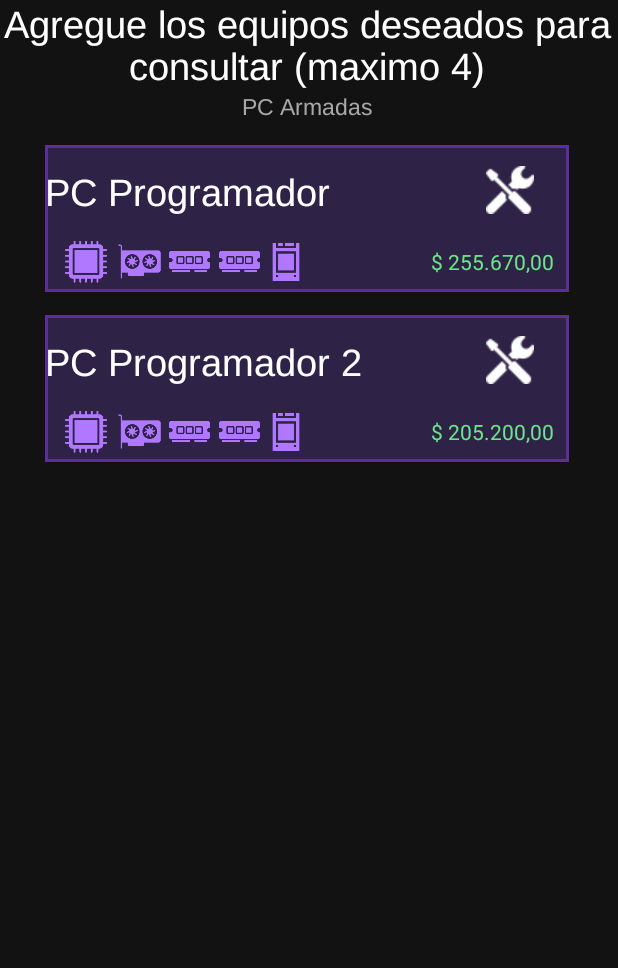
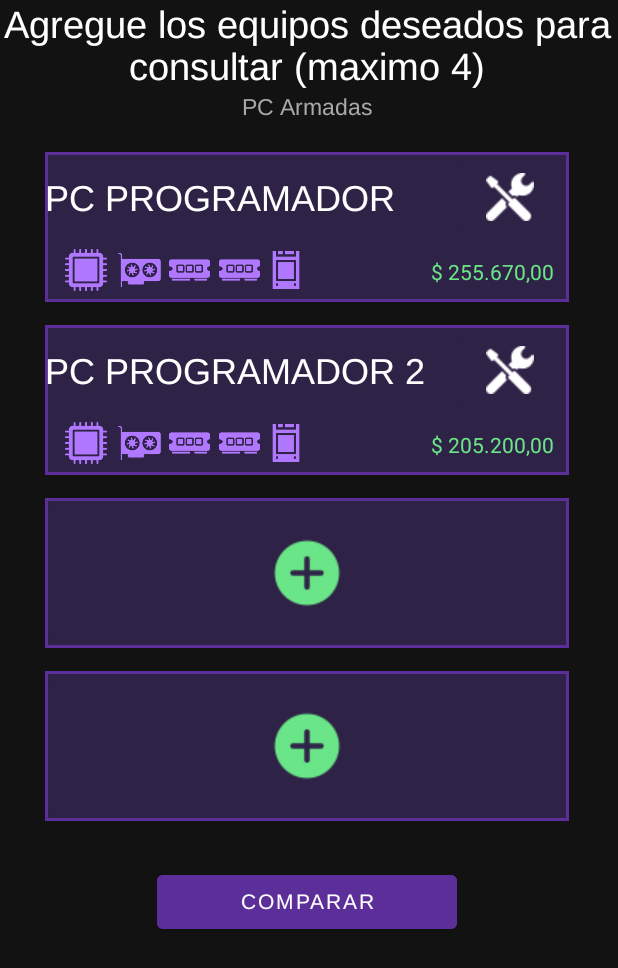
Before and after one commit to PCGenerator-Unlam/PCGenerator, an Android app: the layout fragment_equipos_armados.xml on its own in the app's theme, with its tools: preview values and no code run, on a phone screen of 412 x 824 dp. Shown: the top 968 px of the screen. Run offline under Robolectric (Android 15) with nearby library versions, the phone set to English and light mode, and no system bars.

Commit message:
agrego final de la vista de pc armadas

```diff
--- a/app/src/main/res/layout/fragment_equipos_armados.xml
+++ b/app/src/main/res/layout/fragment_equipos_armados.xml
@@ -38,19 +38,19 @@
             android:layout_width="match_parent"
             android:layout_height="wrap_content"
             android:layout_marginStart="30dp"
-            android:layout_marginTop="15dp"
+            android:layout_marginTop="20dp"
             android:layout_marginEnd="30dp"
             android:orientation="vertical">
 
             <LinearLayout
                 android:layout_width="match_parent"
-                android:layout_height="match_parent"
+                android:layout_height="100dp"
                 android:background="@drawable/background_pc_armada"
                 android:orientation="vertical">
 
                 <LinearLayout
                     android:layout_width="wrap_content"
-                    android:layout_height="match_parent"
+                    android:layout_height="wrap_content"
                     android:layout_marginEnd="10dp"
                     android:orientation="horizontal"
                     tools:layout_marginStart="10dp">
@@ -61,9 +61,9 @@
                         android:layout_height="wrap_content"
                         android:layout_marginTop="15dp"
                         android:fontFamily="@font/arimo"
-                        android:text="PC Programador"
+                        android:text="PC PROGRAMADOR"
                         android:textColor="@color/white"
-                        android:textSize="25sp" />
+                        android:textSize="24sp" />
 
                     <ImageButton
                         android:id="@+id/imageButton4"
@@ -71,6 +71,7 @@
                         android:layout_height="55dp"
                         android:layout_marginTop="2dp"
                         android:backgroundTint="#2F2247"
+                        android:contentDescription="tool"
                         app:srcCompat="@drawable/settings3"
                         tools:contextClickable="false" />
 
@@ -113,7 +114,7 @@
                     <ImageView
                         android:id="@+id/imagenArmadas4"
                         android:layout_width="30dp"
-                        android:layout_height="30dp"
+                        android:layout_height="match_parent"
                         android:layout_marginStart="3dp"
                         android:layout_marginTop="5dp"
                         app:srcCompat="@drawable/ram_memory" />
@@ -139,9 +140,10 @@
             </LinearLayout>
 
         </LinearLayout>
+
         <LinearLayout
             android:layout_width="match_parent"
-            android:layout_height="wrap_content"
+            android:layout_height="100dp"
             android:layout_marginStart="30dp"
             android:layout_marginTop="15dp"
             android:layout_marginEnd="30dp"
@@ -149,13 +151,13 @@
 
             <LinearLayout
                 android:layout_width="match_parent"
-                android:layout_height="match_parent"
+                android:layout_height="100dp"
                 android:background="@drawable/background_pc_armada"
                 android:orientation="vertical">
 
                 <LinearLayout
                     android:layout_width="wrap_content"
-                    android:layout_height="match_parent"
+                    android:layout_height="wrap_content"
                     android:layout_marginEnd="10dp"
                     android:orientation="horizontal"
                     tools:layout_marginStart="10dp">
@@ -166,9 +168,9 @@
                         android:layout_height="wrap_content"
                         android:layout_marginTop="15dp"
                         android:fontFamily="@font/arimo"
-                        android:text="PC Programador 2"
+                        android:text="PC PROGRAMADOR 2"
                         android:textColor="@color/white"
-                        android:textSize="25sp" />
+                        android:textSize="24sp" />
 
                     <ImageButton
                         android:id="@+id/imageButton5"
@@ -177,7 +179,8 @@
                         android:layout_marginTop="2dp"
                         android:backgroundTint="#2F2247"
                         app:srcCompat="@drawable/settings3"
-                        tools:contextClickable="false" />
+                        tools:contextClickable="false"
+                        android:contentDescription="tool" />
 
                 </LinearLayout>
 
@@ -218,7 +221,7 @@
                     <ImageView
                         android:id="@+id/imagenArmadas9"
                         android:layout_width="30dp"
-                        android:layout_height="30dp"
+                        android:layout_height="match_parent"
                         android:layout_marginStart="3dp"
                         android:layout_marginTop="5dp"
                         app:srcCompat="@drawable/ram_memory" />
@@ -243,6 +246,54 @@
                 </LinearLayout>
             </LinearLayout>
 
+
         </LinearLayout>
+
+
+        <LinearLayout
+            android:layout_width="match_parent"
+            android:layout_height="wrap_content"
+            android:layout_marginStart="30dp"
+            android:layout_marginTop="15dp"
+            android:layout_marginEnd="30dp"
+            android:background="@drawable/background_pc_armada"
+            android:orientation="vertical">
+
+            <ImageButton
+                android:id="@+id/imageButton"
+                android:layout_width="match_parent"
+                android:layout_height="100dp"
+                android:backgroundTint="@color/darkViolet"
+                app:srcCompat="@drawable/plus"
+                android:contentDescription="plus"/>
+        </LinearLayout>
+
+        <LinearLayout
+            android:layout_width="match_parent"
+            android:layout_height="wrap_content"
+            android:layout_marginStart="30dp"
+            android:layout_marginTop="15dp"
+            android:layout_marginEnd="30dp"
+            android:background="@drawable/background_pc_armada"
+            android:orientation="vertical">
+
+            <ImageButton
+                android:id="@+id/imageButton2"
+                android:layout_width="match_parent"
+                android:layout_height="100dp"
+                android:backgroundTint="@color/darkViolet"
+                app:srcCompat="@drawable/plus"
+                android:contentDescription="plus" />
+        </LinearLayout>
+
+        <Button
+            android:id="@+id/buttonComparar"
+            android:layout_width="200dp"
+            android:layout_height="wrap_content"
+            android:layout_gravity="center"
+            android:layout_marginTop="30dp"
+            android:backgroundTint="#5C2E99"
+            android:fontFamily="@font/arimo"
+            android:text="Comparar" />
     </LinearLayout>
 </androidx.constraintlayout.widget.ConstraintLayout>
--- a/app/src/main/res/values/colors.xml
+++ b/app/src/main/res/values/colors.xml
@@ -1,6 +1,7 @@
 <?xml version="1.0" encoding="utf-8"?>
 <resources>
     <color name="myViolet">#5C2E99</color>
+    <color name="darkViolet">#2F2247</color>
     <color name="primary">#B077FF</color>
     <color name="secondary">#6AE587</color>
     <color name="text_gray">#A8A8A8</color>
```
Also changed, not shown: app/src/main/res/drawable/plus.png (added).
